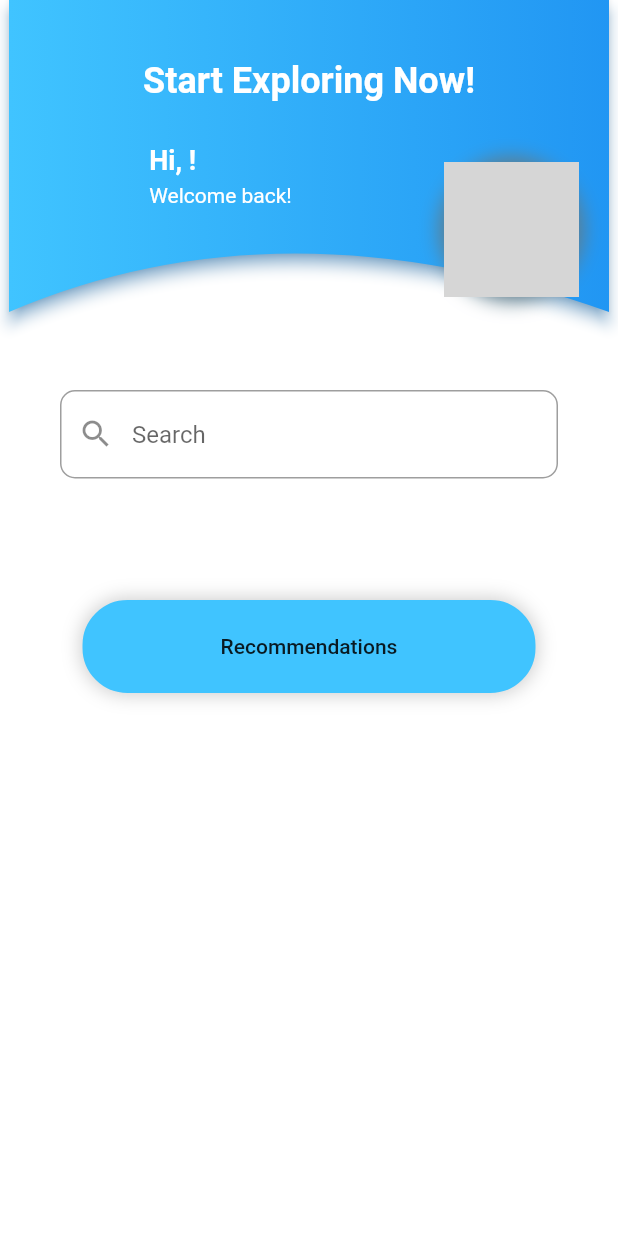
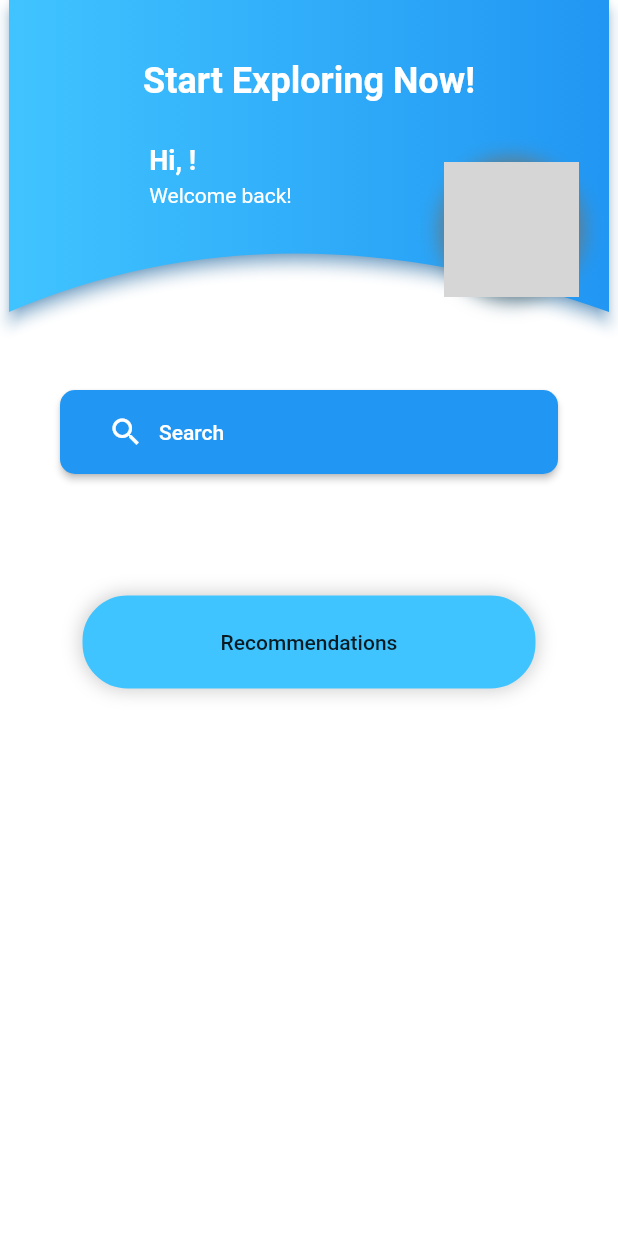
Before and after one commit to mo5tar01/Graduation-Project, a Flutter app: the HomeScreen screen opened directly, on a phone screen of 412 x 824 dp. Run offline on Flutter 3.47's test engine with Material 2 defaults, Android fonts, the phone set to English and light mode, and no system bars; our stand-ins replace bloc, cloud_firestore, conditional_builder_null_safety, csv, dio, file_picker and 9 more; accounts and stored records are empty; network calls fail; Roboto replaces fonts that are missing (Hideous); grey boxes are pictures that could not be loaded.

Commit message:
Finish 5alasnaaaaaaaaaaaaaaaaaaaaaaaa awyyy wewe ^^

```diff
--- a/lib/main.dart
+++ b/lib/main.dart
@@ -40,7 +40,7 @@
             darkTheme: darkTheme,
             home: Directionality(
               textDirection: TextDirection.ltr,
-              child: AttractionsSearchScreen(),
+              child: OnBoardingScreen(),
             ),
           );
         },
--- a/lib/modules/Travel_app/Main/Home_Screen.dart
+++ b/lib/modules/Travel_app/Main/Home_Screen.dart
@@ -5,6 +5,7 @@
 import 'package:flutter/material.dart';
 import 'package:flutter/services.dart';
 import 'package:travel_recommendation/Recommendation.dart';
+import 'package:travel_recommendation/modules/Travel_app/AttractionsSearchScreen/Attraction_Search_Screen.dart';
 import '../../../shared/components/components.dart';
 import '../Details/Details_Screen.dart';
 import '../Firebase/firebase_auth.dart';
@@ -182,15 +183,27 @@
                 left: 40.0,
                 right: 40.0,
               ),
-              child: TextFormField(
-                decoration: InputDecoration(
-                  hintText: 'Search',
-                  prefixIcon: Icon(Icons.search),
-                  border: OutlineInputBorder(
+              child:ElevatedButton(
+                onPressed: () {
+                  navigateTo(context, AttractionsSearchScreen());
+                },
+                style: ElevatedButton.styleFrom(
+                  shape: RoundedRectangleBorder(
                     borderRadius: BorderRadius.circular(10),
                   ),
                 ),
+                child: Padding(
+                  padding: const EdgeInsets.all(16.0),
+                  child: Row(
+                    children: [
+                      Icon(Icons.search),
+                      SizedBox(width: 10),
+                      Text('Search'),
+                    ],
+                  ),
+                ),
               ),
+
             ),
             SizedBox(height: 30),
             Padding(
```
